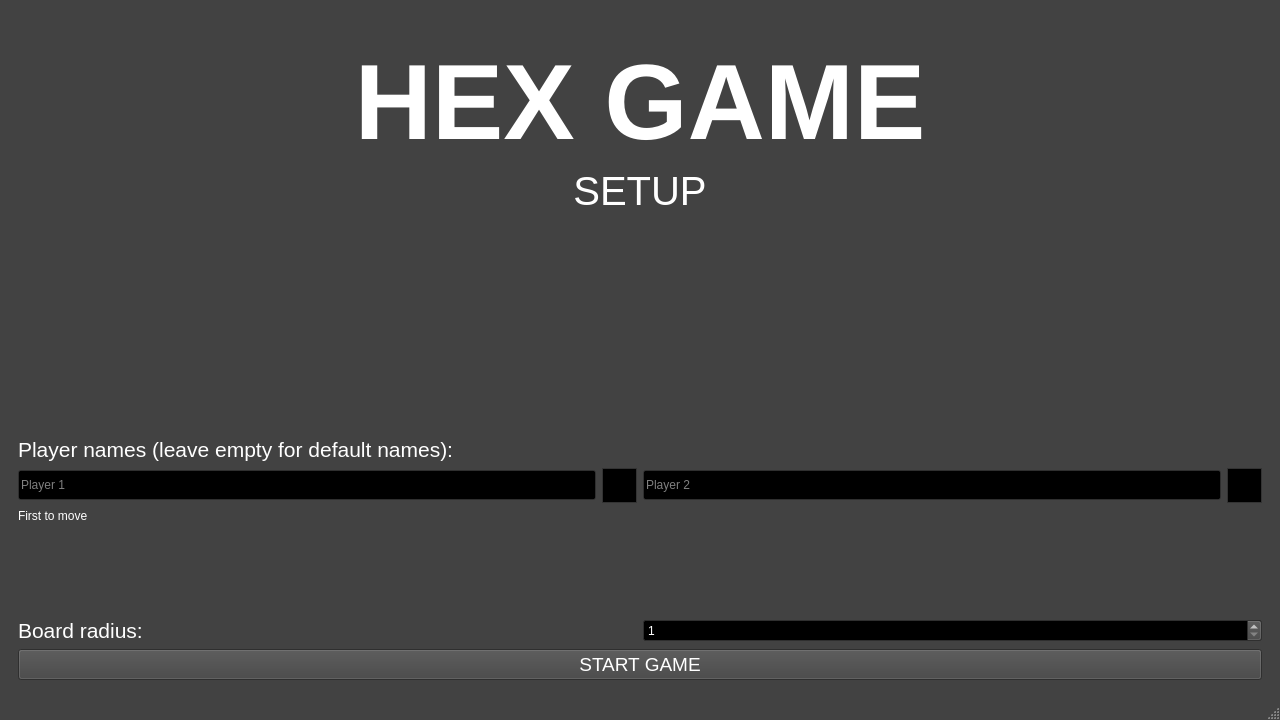
Above: ui_files/hex.ui from wprzyby/Hex-game before the change. Below: the same form after it.
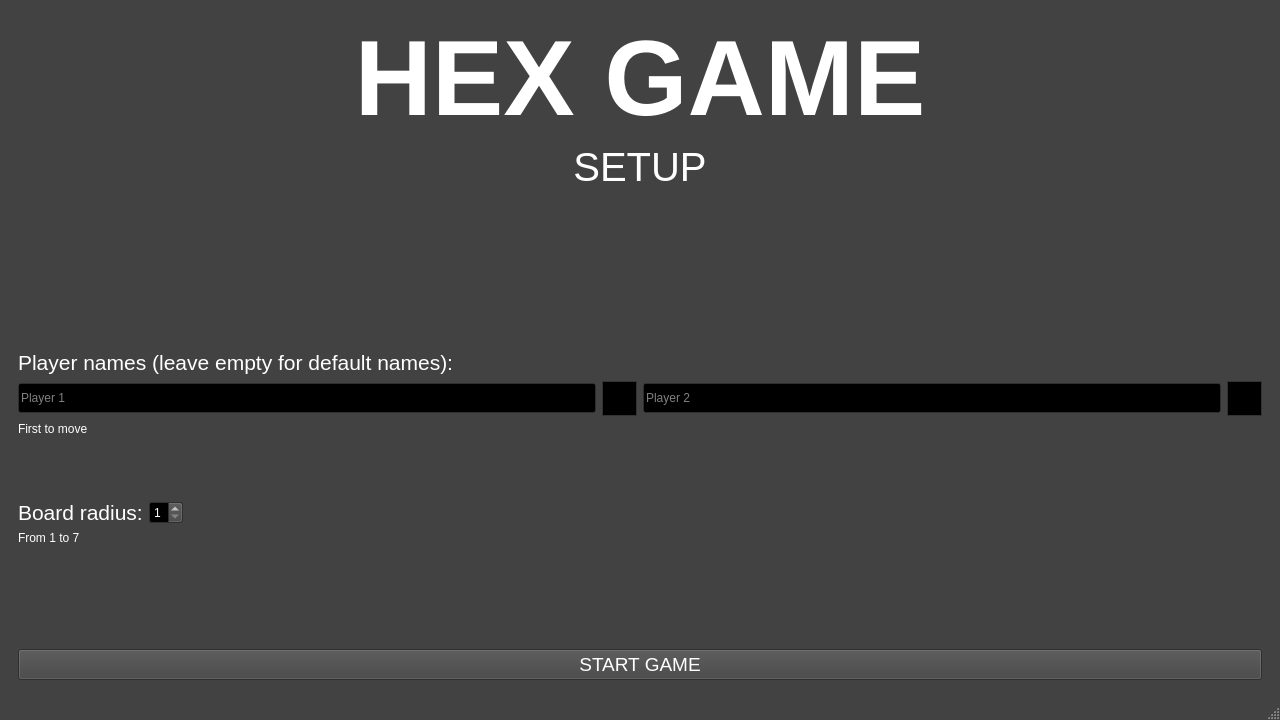
That is the form after the change. The open tabs and pages were chosen to show the change. Custom widgets are drawn as their Qt base class.

Patch:
```diff
--- a/ui_files/hex.ui
+++ b/ui_files/hex.ui
@@ -624,8 +624,31 @@
               </property>
              </widget>
             </item>
+            <item>
+             <spacer name="horizontalSpacer_2">
+              <property name="orientation">
+               <enum>Qt::Horizontal</enum>
+              </property>
+              <property name="sizeHint" stdset="0">
+               <size>
+                <width>40</width>
+                <height>20</height>
+               </size>
+              </property>
+             </spacer>
+            </item>
            </layout>
           </item>
+          <item>
+           <widget class="QLabel" name="label_6">
+            <property name="text">
+             <string>From 1 to 7</string>
+            </property>
+            <property name="alignment">
+             <set>Qt::AlignLeading|Qt::AlignLeft|Qt::AlignTop</set>
+            </property>
+           </widget>
+          </item>
           <item>
            <widget class="QPushButton" name="setupConfirmButton">
             <property name="font">
```
Left out of the diff: 14 changed lines with no effect on the pictures.
